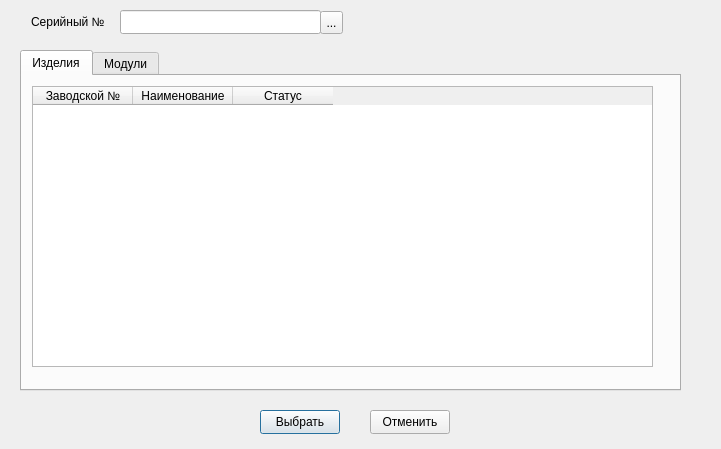
Qt form Remont/selectdevicewindow.ui (AlexeyScherbakov2021/Remont2) before a commit.
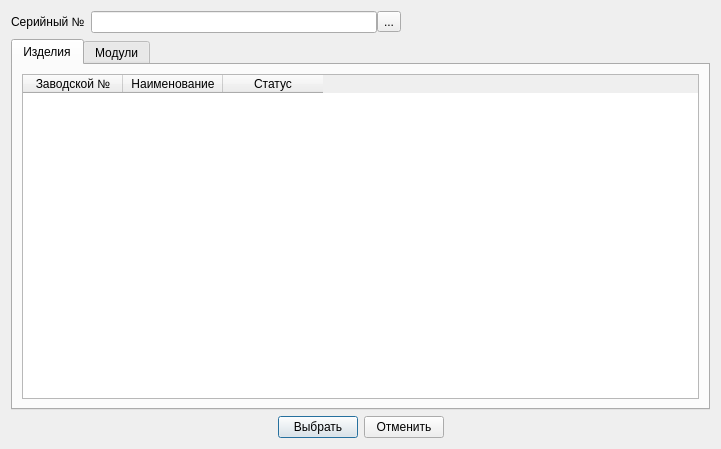
The same form after that commit.

```diff
--- a/Remont/selectdevicewindow.ui
+++ b/Remont/selectdevicewindow.ui
@@ -13,51 +13,50 @@
   <property name="windowTitle">
    <string>Выбор устройств</string>
   </property>
+  <layout class="QVBoxLayout" name="verticalLayout">
+   <item>
+    <layout class="QHBoxLayout" name="horizontalLayout_2">
+     <item>
   <widget class="QLabel" name="label">
-   <property name="geometry">
-    <rect>
-     <x>31</x>
-     <y>14</y>
-     <width>80</width>
-     <height>16</height>
-    </rect>
-   </property>
    <property name="text">
     <string>Серийный №</string>
    </property>
   </widget>
-  <widget class="QLineEdit" name="leSearch">
-   <property name="geometry">
-    <rect>
-     <x>120</x>
-     <y>10</y>
-     <width>201</width>
-     <height>24</height>
-    </rect>
-   </property>
-  </widget>
+     </item>
+     <item>
+      <layout class="QHBoxLayout" name="horizontalLayout">
+       <property name="spacing">
+        <number>0</number>
+       </property>
+       <item>
+        <widget class="QLineEdit" name="leSearch"/>
+       </item>
+       <item>
   <widget class="QToolButton" name="tbSearch">
-   <property name="geometry">
-    <rect>
-     <x>320</x>
-     <y>11</y>
-     <width>23</width>
-     <height>23</height>
-    </rect>
-   </property>
    <property name="text">
     <string>...</string>
    </property>
   </widget>
+       </item>
+      </layout>
+     </item>
+     <item>
+      <spacer name="horizontalSpacer_3">
+       <property name="orientation">
+        <enum>Qt::Orientation::Horizontal</enum>
+       </property>
+       <property name="sizeHint" stdset="0">
+        <size>
+         <width>40</width>
+         <height>20</height>
+        </size>
+       </property>
+      </spacer>
+     </item>
+    </layout>
+   </item>
+   <item>
   <widget class="QTabWidget" name="tabWidget">
-   <property name="geometry">
-    <rect>
-     <x>20</x>
-     <y>50</y>
-     <width>661</width>
-     <height>341</height>
-    </rect>
-   </property>
    <property name="currentIndex">
     <number>0</number>
    </property>
@@ -65,15 +64,9 @@
     <attribute name="title">
      <string>Изделия</string>
     </attribute>
+      <layout class="QVBoxLayout" name="verticalLayout_2">
+       <item>
     <widget class="QTableWidget" name="twProduct">
-     <property name="geometry">
-      <rect>
-       <x>10</x>
-       <y>10</y>
-       <width>621</width>
-       <height>281</height>
-      </rect>
-     </property>
      <property name="selectionMode">
       <enum>QAbstractItemView::SelectionMode::SingleSelection</enum>
      </property>
@@ -96,20 +89,16 @@
       </property>
      </column>
     </widget>
+       </item>
+      </layout>
    </widget>
    <widget class="QWidget" name="tabModul">
     <attribute name="title">
      <string>Модули</string>
     </attribute>
+      <layout class="QVBoxLayout" name="verticalLayout_3">
+       <item>
     <widget class="QTableWidget" name="twModul">
-     <property name="geometry">
-      <rect>
-       <x>10</x>
-       <y>8</y>
-       <width>631</width>
-       <height>291</height>
-      </rect>
-     </property>
      <property name="selectionMode">
       <enum>QAbstractItemView::SelectionMode::SingleSelection</enum>
      </property>
@@ -132,34 +121,77 @@
       </property>
      </column>
     </widget>
-   </widget>
-  </widget>
+       </item>
+      </layout>
+     </widget>
+    </widget>
+   </item>
+   <item>
+    <layout class="QHBoxLayout" name="horizontalLayout_3" stretch="0,0,0,0">
+     <property name="sizeConstraint">
+      <enum>QLayout::SizeConstraint::SetDefaultConstraint</enum>
+     </property>
+     <item>
+      <spacer name="horizontalSpacer">
+       <property name="orientation">
+        <enum>Qt::Orientation::Horizontal</enum>
+       </property>
+       <property name="sizeHint" stdset="0">
+        <size>
+         <width>40</width>
+         <height>20</height>
+        </size>
+       </property>
+      </spacer>
+     </item>
+     <item>
   <widget class="QPushButton" name="pbSelect">
-   <property name="geometry">
-    <rect>
-     <x>260</x>
-     <y>410</y>
-     <width>80</width>
-     <height>24</height>
-    </rect>
+       <property name="minimumSize">
+        <size>
+         <width>0</width>
+         <height>0</height>
+        </size>
+       </property>
+       <property name="maximumSize">
+        <size>
+         <width>100</width>
+         <height>16777215</height>
+        </size>
    </property>
    <property name="text">
     <string>Выбрать</string>
    </property>
   </widget>
+     </item>
+     <item>
   <widget class="QPushButton" name="pbCancel">
-   <property name="geometry">
-    <rect>
-     <x>370</x>
-     <y>410</y>
-     <width>80</width>
-     <height>24</height>
-    </rect>
+       <property name="maximumSize">
+        <size>
+         <width>100</width>
+         <height>16777215</height>
+        </size>
    </property>
    <property name="text">
     <string>Отменить</string>
    </property>
   </widget>
+     </item>
+     <item>
+      <spacer name="horizontalSpacer_2">
+       <property name="orientation">
+        <enum>Qt::Orientation::Horizontal</enum>
+       </property>
+       <property name="sizeHint" stdset="0">
+        <size>
+         <width>40</width>
+         <height>20</height>
+        </size>
+       </property>
+      </spacer>
+     </item>
+    </layout>
+   </item>
+  </layout>
  </widget>
  <resources/>
  <connections>
```
Lines whose indentation alone changed are shown as unchanged.
